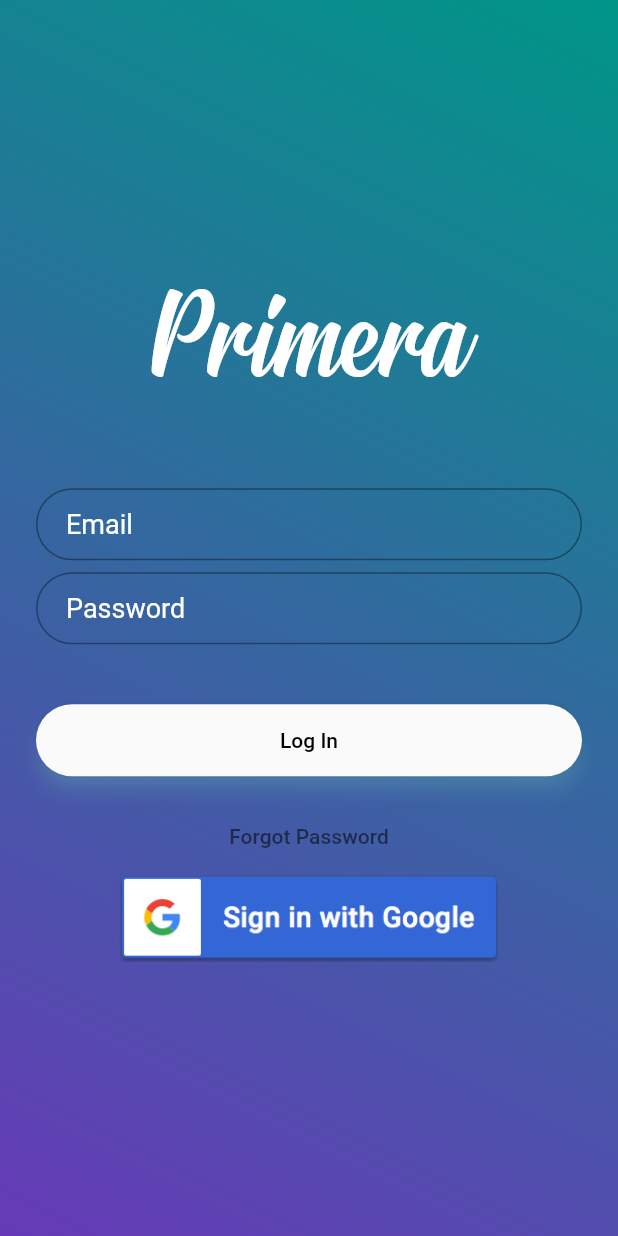
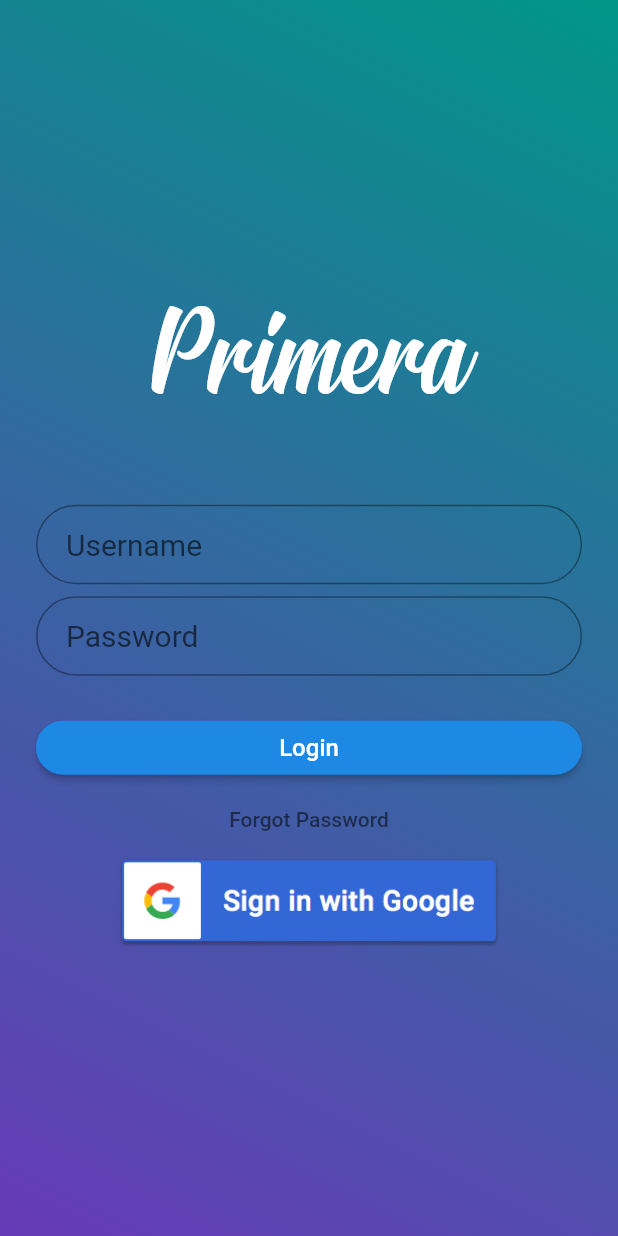
Before and after one commit to v13nr2/FLUTTER, a Flutter app: the screen it shows after launch, on a phone screen of 412 x 824 dp. Run offline on Flutter 3.47's test engine with Material 2 defaults, Android fonts, the phone set to English and light mode, and no system bars; our stand-ins replace flutter_custom_clippers, font_awesome_flutter, google_sign_in, shared_preferences.

Commit message:
login form

```diff
--- a/lib/pages/home.dart
+++ b/lib/pages/home.dart
@@ -6,7 +6,6 @@ import 'package:sosmed/pages/dashboard.dart';
 import 'package:sosmed/pages/upload.dart';
 import 'package:google_sign_in/google_sign_in.dart';
 import 'package:http/http.dart' as http;
-
 
 final GoogleSignIn googleSignIn = GoogleSignIn();
 
@@ -19,7 +18,9 @@ class _HomeState extends State<Home> {
   bool isAuth = false;
   PageController pageController;
   int pageIndex = 0;
-
+  String myurl = "https://doktorsiaga.co.id/api/user/login";
+  TextEditingController _txtUser = TextEditingController();
+  TextEditingController _txtPassword = TextEditingController();
 
   @override
   void initState() {
@@ -39,26 +40,19 @@ class _HomeState extends State<Home> {
     });
   }
 
+  doLogin(String username, String passs) async {
 
-static doLogin(String username, String password) async {
-
-    String myurl =
-        "https://doktorsiaga.co.id/api/user/login";
     http.post(myurl, headers: {
       'Accept': 'application/json',
       'x-api-key': 'DF1E02B621FBFD5849C54451D13BE778'
     }, body: {
-      "username": username,
-      "password": password
+      "username": _txtUser.value.text,
+      "password": _txtPassword.value.text,
     }).then((response) {
       print(response.statusCode);
       print(response.body);
-
+    });
   }
-    );
-}
-
-
 
   handleSignIn(GoogleSignInAccount account) {
     if (account != null) {
@@ -141,8 +135,6 @@ static doLogin(String username, String password) async {
     // );
   }
 
-
-
   static final email = TextFormField(
     keyboardType: TextInputType.emailAddress,
     autofocus: false,
@@ -171,26 +163,6 @@ static doLogin(String username, String password) async {
     ),
   );
 
-  final loginButton = Padding(
-    padding: EdgeInsets.symmetric(vertical: 16.0),
-    child: Material(
-      borderRadius: BorderRadius.circular(30.0),
-      shadowColor: Colors.lightBlueAccent.shade100,
-      elevation: 5.0,
-      child: MaterialButton(
-        minWidth: 200.0,
-        height: 42.0,
-        onPressed: () {
-          //Navigator.of(context).pushNamed(HomePage.tag);
-          doLogin('user@user.com', 'useruser');
-        },
-        child: Text(
-          'Log In',
-          style: TextStyle(color: Colors.black),
-        ),
-      ),
-    ),
-  );
 
   final forgotLabel = FlatButton(
     child: Text(
@@ -231,11 +203,60 @@ static doLogin(String username, String password) async {
               padding: EdgeInsets.only(left: 24.0, right: 24.0),
               children: <Widget>[
                 SizedBox(height: 48.0),
-                email,
+                TextField(
+                  controller: _txtUser,
+                  obscureText: false,
+                  style: TextStyle(fontSize: 20.0),
+                  decoration: InputDecoration(
+                      contentPadding:
+                          EdgeInsets.fromLTRB(20.0, 15.0, 20.0, 15.0),
+                      hintText: "Username",
+                      border: OutlineInputBorder(
+                          borderRadius: BorderRadius.circular(32.0))),
+                ),
                 SizedBox(height: 8.0),
-                password,
+                TextField(
+                  controller: _txtPassword,
+                  obscureText: true,
+                  style: TextStyle(fontSize: 20.0),
+                  decoration: InputDecoration(
+                      contentPadding:
+                          EdgeInsets.fromLTRB(20.0, 15.0, 20.0, 15.0),
+                      hintText: "Password",
+                      border: OutlineInputBorder(
+                          borderRadius: BorderRadius.circular(32.0))),
+                ),
                 SizedBox(height: 24.0),
-                loginButton,
+                RaisedButton(
+                    color: Colors.blue[600],
+                    child: Text(
+                      "Login",
+                      style: TextStyle(color: Colors.white, fontSize: 16),
+                    ),
+                    shape: RoundedRectangleBorder(
+                      borderRadius: BorderRadius.circular(30),
+                    ),
+                    onPressed: () {
+                      setState(() {
+                        //_isLoading = true;
+                      });
+                      //. request login
+                      http.post(myurl, headers: {
+                        'Accept': 'application/json',
+                        'x-api-key': 'DF1E02B621FBFD5849C54451D13BE778'
+                      }, body: {
+                        "username": _txtUser.value.text,
+                        "password": _txtPassword.value.text,
+                      }).then((response) {
+                        print(response.statusCode);
+                        print(response.body);
+                      });
+
+                      setState(() {
+                        //_checkSession = false;
+                      });
+                      //Navigator.pushNamed(context, "/crud");
+                    }),
                 forgotLabel
               ],
             ),
```
